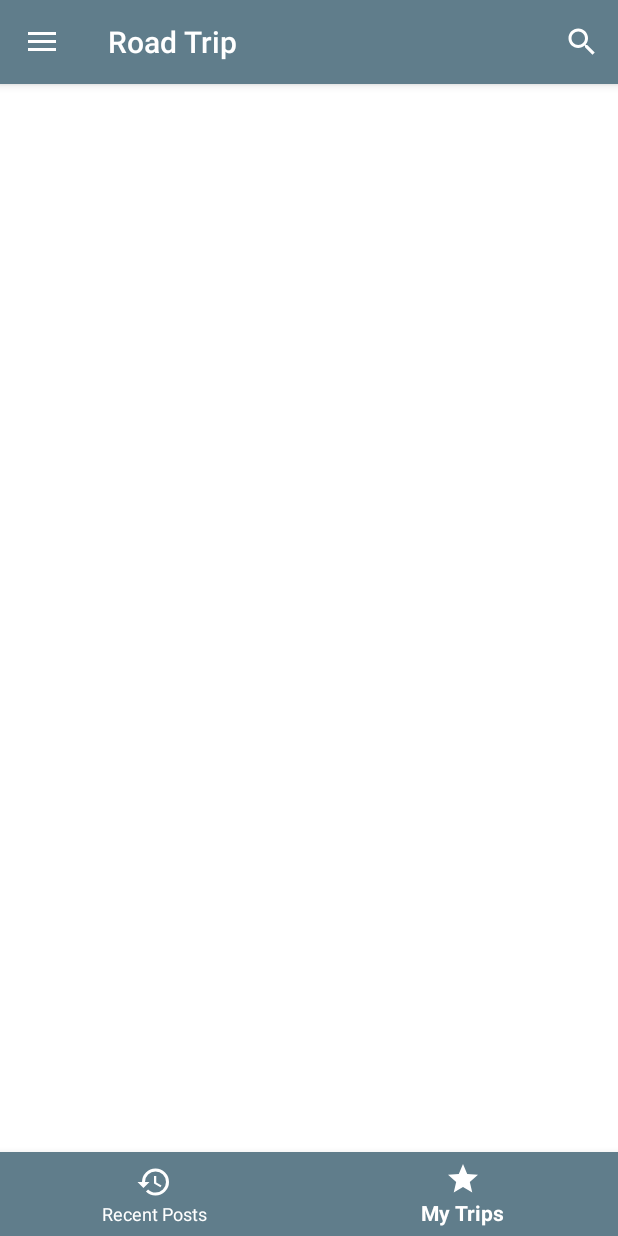
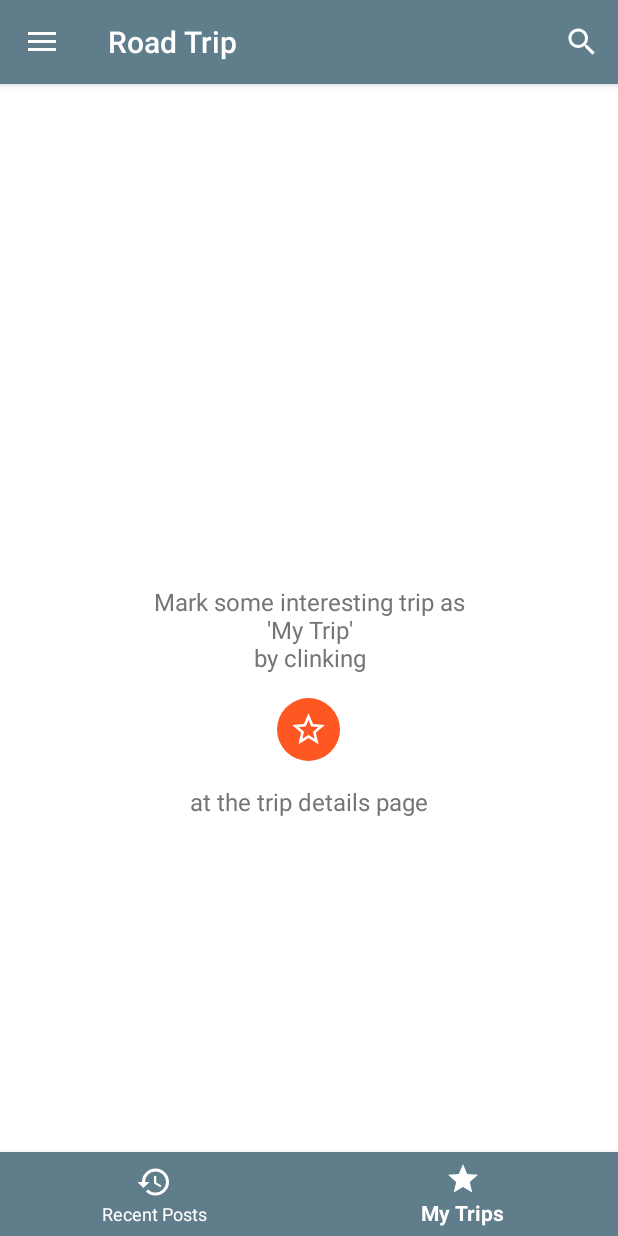
Before and after one commit to GuilhermeFGL/udacity-capstone, an Android app: the TripListFragment screen opened directly, with no data from a screen before it, item 2 of the bottom bar chosen, on a phone screen of 412 x 824 dp. Run offline under Robolectric (Android 15) with nearby library versions, the phone set to English and light mode, and no system bars; our stand-ins replace Firebase (no records; nobody signed in at launch, a user with empty details on screens opened directly), Picasso, data binding; libraries missing offline, so code that uses them is left out: com.firebase.ui; pictures from the network do not load.

Commit message:
list trips

```diff
--- /dev/null
+++ b/app/src/main/java/com/guilhermefgl/rolling/presenter/list/TripListPresenter.java
@@ -0,0 +1,67 @@
+package com.guilhermefgl.rolling.presenter.list;
+
+import android.support.annotation.NonNull;
+
+import com.google.firebase.auth.FirebaseAuth;
+import com.google.firebase.database.DataSnapshot;
+import com.google.firebase.database.DatabaseError;
+import com.google.firebase.database.DatabaseReference;
+import com.google.firebase.database.ValueEventListener;
+import com.guilhermefgl.rolling.helper.FirebaseHelper;
+import com.guilhermefgl.rolling.model.Trip;
+import com.guilhermefgl.rolling.view.list.TripListViewContract;
+
+import java.util.ArrayList;
+
+public class TripListPresenter implements TripListPresenterContract, ValueEventListener {
+
+    @NonNull
+    private final DatabaseReference mDataBase;
+    @NonNull
+    private final FirebaseAuth mAuth;
+    @NonNull
+    private final TripListViewContract mView;
+
+    private Filters mFilter;
+
+    public TripListPresenter(@NonNull TripListViewContract view) {
+        mDataBase = FirebaseHelper.getTripDatabaseInstance();
+        mAuth = FirebaseHelper.getAuthInstance();
+        mView = view;
+        mView.setPresenter(this);
+    }
+
+    @Override
+    public void setFilterAndGetTrips(Filters filter) {
+        mFilter = filter;
+        mDataBase.addValueEventListener(this);
+    }
+
+    @Override
+    public void start() { }
+
+    @Override
+    public void stop() { }
+
+    @Override
+    public void onDataChange(@NonNull DataSnapshot dataSnapshot) {
+        ArrayList<Trip> trips = new ArrayList<>();
+        int orderIndex = 0;
+
+        if (mFilter == Filters.ALL) {
+            trips.add(null);
+            orderIndex = 1;
+        }
+
+        for (DataSnapshot postSnapshot: dataSnapshot.getChildren()) {
+            if (mFilter == Filters.ALL) {
+                trips.add(orderIndex, postSnapshot.getValue(Trip.class));
+            }
+        }
+
+        mView.setList(trips);
+    }
+
+    @Override
+    public void onCancelled(@NonNull DatabaseError databaseError) { }
+}
--- /dev/null
+++ b/app/src/main/java/com/guilhermefgl/rolling/presenter/list/TripListPresenterContract.java
@@ -0,0 +1,13 @@
+package com.guilhermefgl.rolling.presenter.list;
+
+import com.guilhermefgl.rolling.presenter.BasePresenter;
+
+public interface TripListPresenterContract extends BasePresenter {
+
+    void setFilterAndGetTrips(Filters filter);
+
+    enum Filters {
+        ALL,
+        MARKED
+    }
+}
--- a/app/src/main/java/com/guilhermefgl/rolling/view/list/TripListFragment.java
+++ b/app/src/main/java/com/guilhermefgl/rolling/view/list/TripListFragment.java
@@ -12,6 +12,8 @@ import android.view.ViewGroup;
 import com.guilhermefgl.rolling.R;
 import com.guilhermefgl.rolling.databinding.FragmentTripListBinding;
 import com.guilhermefgl.rolling.model.Trip;
+import com.guilhermefgl.rolling.presenter.list.TripListPresenter;
+import com.guilhermefgl.rolling.presenter.list.TripListPresenterContract;
 import com.guilhermefgl.rolling.view.BaseActivity;
 import com.guilhermefgl.rolling.view.BaseFragment;
 import com.guilhermefgl.rolling.view.details.DetailsActivity;
@@ -20,7 +22,7 @@ import com.guilhermefgl.rolling.view.trip.TripActivity;
 import java.util.ArrayList;
 import java.util.List;
 
-public class TripListFragment extends BaseFragment implements TripAdapter.TripAdapterItemClick {
+public class TripListFragment extends BaseFragment implements TripListViewContract, TripAdapter.TripAdapterItemClick {
 
     private static final String BUNDLE_FILTER = "BUNDLE_FILTER";
 
@@ -28,6 +30,7 @@ public class TripListFragment extends BaseFragment implements TripAdapter.TripAd
     public static final String BUNDLE_FILTER_USER = "BUNDLE_FILTER_USER";
 
     private FragmentTripListBinding mBinding;
+    private TripAdapter mAdapter;
     private String filterParam;
 
     @NonNull
@@ -59,20 +62,9 @@ public class TripListFragment extends BaseFragment implements TripAdapter.TripAd
     public void onActivityCreated(@Nullable Bundle savedInstanceState) {
         super.onActivityCreated(savedInstanceState);
 
-        TripAdapter adapter = new TripAdapter(new ArrayList<Trip>(), this);
-        mBinding.tripListRecycleView.setAdapter(adapter);
-        if (filterParam != null) {
-            switch (filterParam) {
-                case BUNDLE_FILTER_ALL:
-                    List<Trip> trips = new ArrayList<>();
-                    trips.add(0, null);
-                    adapter.setTripList(trips);
-                    break;
-                case BUNDLE_FILTER_USER:
-                    adapter.setTripList(new ArrayList<Trip>());
-                    break;
-            }
-        }
+        mAdapter = new TripAdapter(new ArrayList<Trip>(), this);
+        mBinding.tripListRecycleView.setAdapter(mAdapter);
+        new TripListPresenter(this);
     }
 
     @Override
@@ -87,4 +79,32 @@ public class TripListFragment extends BaseFragment implements TripAdapter.TripAd
             }
         }
     }
+
+    @Override
+    public void setPresenter(@NonNull TripListPresenterContract presenter) {
+        mBinding.tripListProgress.setVisibility(View.VISIBLE);
+        if (filterParam != null) {
+            switch (filterParam) {
+                case BUNDLE_FILTER_ALL:
+                    presenter.setFilterAndGetTrips(TripListPresenterContract.Filters.ALL);
+                    break;
+                case BUNDLE_FILTER_USER:
+                    presenter.setFilterAndGetTrips(TripListPresenterContract.Filters.MARKED);
+                    break;
+            }
+        }
+    }
+
+    @Override
+    public void setList(@NonNull List<Trip> trips) {
+        mBinding.tripListProgress.setVisibility(View.GONE);
+        if (!trips.isEmpty()) {
+            mAdapter.setTripList(trips);
+            mBinding.tripListMarkedEmpty.setVisibility(View.GONE);
+            mBinding.tripListRecycleView.setVisibility(View.VISIBLE);
+        } else if (filterParam.equals(BUNDLE_FILTER_USER)) {
+            mBinding.tripListMarkedEmpty.setVisibility(View.VISIBLE);
+            mBinding.tripListRecycleView.setVisibility(View.GONE);
+        }
+    }
 }
--- /dev/null
+++ b/app/src/main/java/com/guilhermefgl/rolling/view/list/TripListViewContract.java
@@ -0,0 +1,14 @@
+package com.guilhermefgl.rolling.view.list;
+
+import android.support.annotation.NonNull;
+
+import com.guilhermefgl.rolling.model.Trip;
+import com.guilhermefgl.rolling.presenter.list.TripListPresenterContract;
+import com.guilhermefgl.rolling.view.BaseView;
+
+import java.util.List;
+
+public interface TripListViewContract extends BaseView<TripListPresenterContract> {
+
+    void setList(@NonNull List<Trip> trips);
+}
--- a/app/src/main/res/layout/fragment_trip_list.xml
+++ b/app/src/main/res/layout/fragment_trip_list.xml
@@ -4,11 +4,64 @@
     xmlns:tools="http://schemas.android.com/tools"
     tools:context=".view.list.TripPageFragment">
 
-    <android.support.v7.widget.RecyclerView
-        android:id="@+id/trip_list_recycle_view"
+    <RelativeLayout
         android:layout_width="match_parent"
-        android:layout_height="match_parent"
-        tools:listitem="@layout/item_trip"
-        app:layoutManager="android.support.v7.widget.LinearLayoutManager" />
+        android:layout_height="match_parent">
+
+        <ProgressBar
+            android:id="@+id/trip_list_progress"
+            android:layout_marginTop="-6dp"
+            android:layout_width="match_parent"
+            android:layout_height="wrap_content"
+            android:indeterminate="true"
+            android:visibility="gone"
+            style="@style/Base.Widget.AppCompat.ProgressBar.Horizontal" />
+
+        <android.support.v7.widget.RecyclerView
+            android:id="@+id/trip_list_recycle_view"
+            android:layout_width="match_parent"
+            android:layout_height="match_parent"
+            tools:listitem="@layout/item_trip"
+            app:layoutManager="android.support.v7.widget.LinearLayoutManager" />
+
+        <LinearLayout
+            android:id="@+id/trip_list_marked_empty"
+            android:layout_width="match_parent"
+            android:layout_height="match_parent"
+            android:gravity="center"
+            android:orientation="vertical"
+            android:visibility="gone">
+
+            <TextView
+                android:layout_width="match_parent"
+                android:layout_height="wrap_content"
+                android:padding="16dp"
+                android:textSize="16sp"
+                android:gravity="center"
+                android:textColor="@color/secondary_text"
+                android:text="@string/trip_list_empty_label_1" />
+
+            <ImageView
+                android:layout_width="42dp"
+                android:layout_height="42dp"
+                android:padding="8dp"
+                android:background="@color/accent"
+                android:foreground="@drawable/shape_round"
+                android:contentDescription="@string/menu_trip_marked"
+                app:srcCompat="@drawable/ic_unmarked" />
+
+            <TextView
+                android:layout_width="match_parent"
+                android:layout_height="wrap_content"
+                android:padding="16dp"
+                android:textSize="16sp"
+                android:gravity="center"
+                android:textColor="@color/secondary_text"
+                android:text="@string/trip_list_empty_label_2" />
+
+        </LinearLayout>
+
+
+    </RelativeLayout>
 
 </layout>
--- a/app/src/main/res/values/strings.xml
+++ b/app/src/main/res/values/strings.xml
@@ -30,6 +30,8 @@
     <string name="trip_item_create">Create a new Trip</string>
     <string name="trip_item_start_label">from</string>
     <string name="trip_item_end_label">to</string>
+    <string name="trip_list_empty_label_1">Mark some interesting trip as\n\'My Trip\'\nby clinking</string>
+    <string name="trip_list_empty_label_2">at the trip details page</string>
 
     <!-- PROFILE FRAGMENT -->
     <string name="profile_name_placeholder">Name</string>
```
